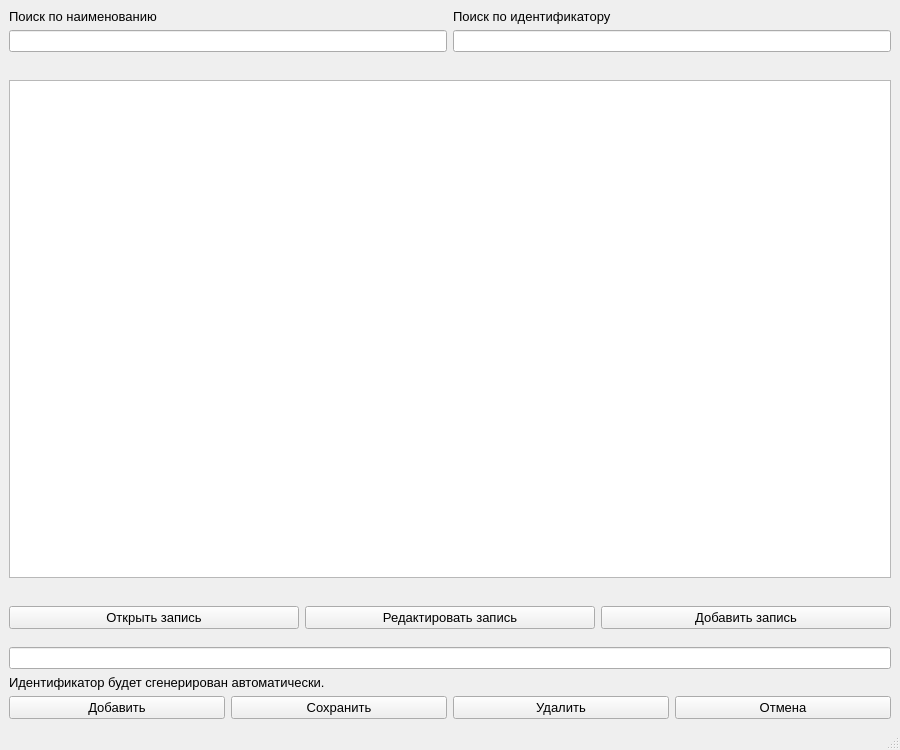
Old version of the form mainwindow.ui in the repository fuutuuroo/Qt_ARM_Logist.
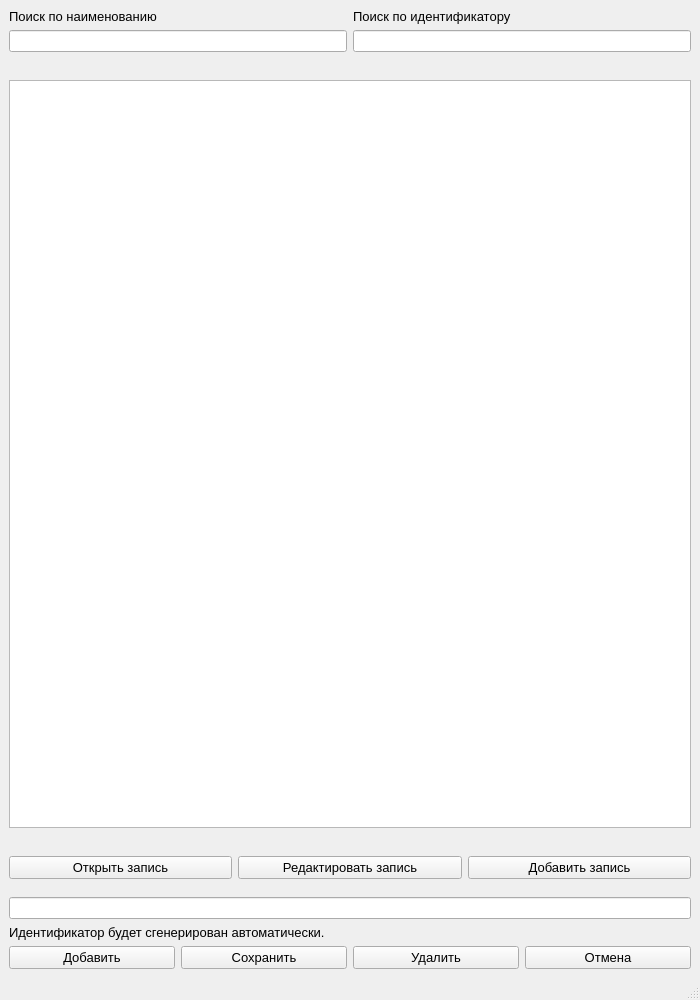
New version of the form.

Diff of the .ui file:
```diff
--- a/mainwindow.ui
+++ b/mainwindow.ui
@@ -6,8 +6,8 @@
    <rect>
     <x>0</x>
     <y>0</y>
-    <width>900</width>
-    <height>750</height>
+    <width>700</width>
+    <height>1000</height>
    </rect>
   </property>
   <property name="windowTitle">
```
